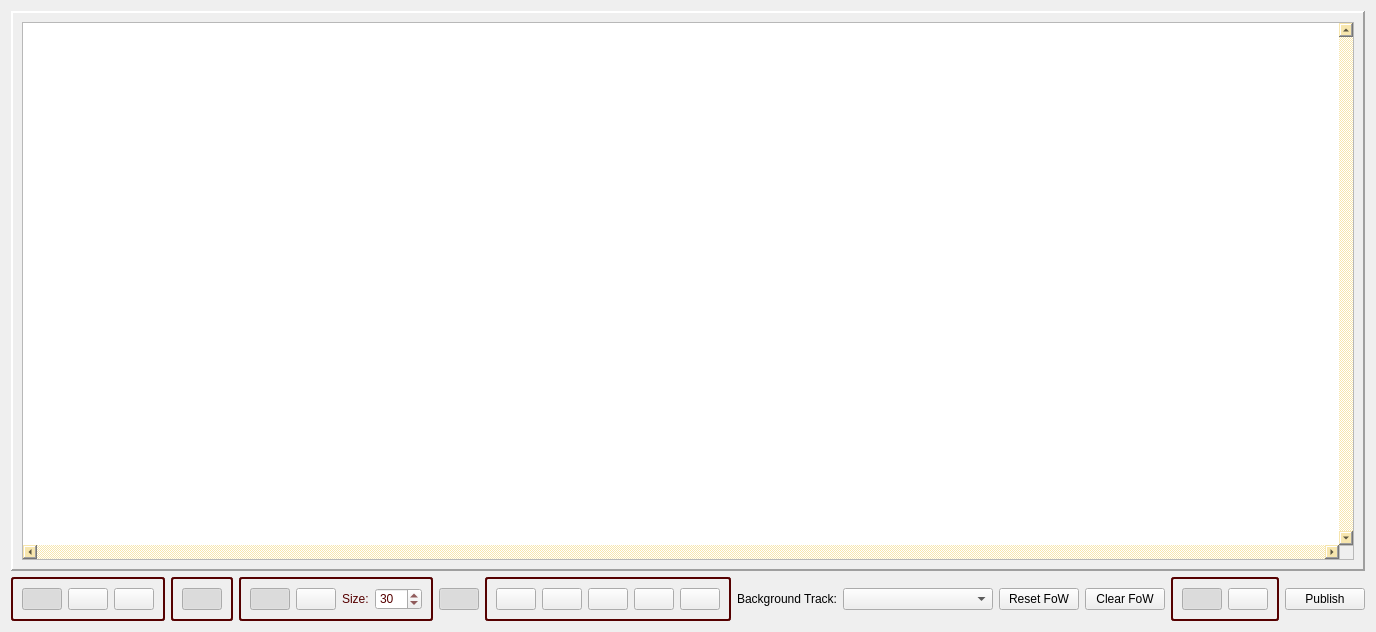
Before: the Qt Designer form DMHelper/src/mapframe.ui in MMetze/DMHelper, drawn with Qt 5.
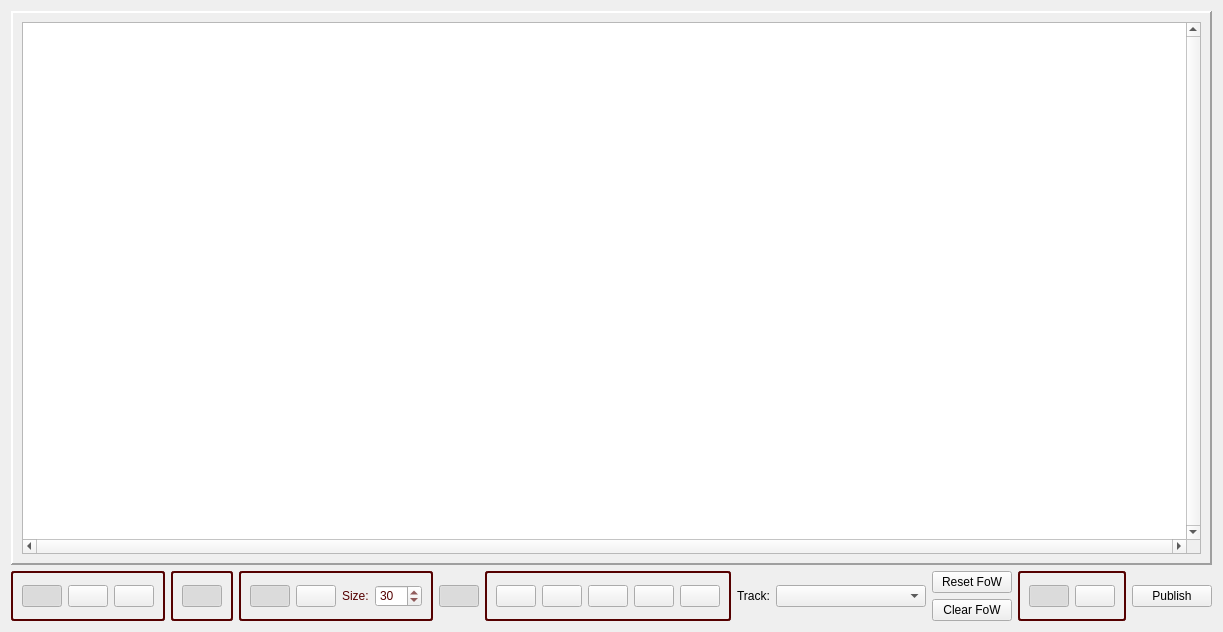
After: the same form once the commit is applied. Icons and pictures are not drawn.

The edit to the form file:
```diff
--- a/DMHelper/src/mapframe.ui
+++ b/DMHelper/src/mapframe.ui
@@ -30,13 +30,47 @@
 QToolBar{background-image: url(:/img/data/parchment.jpg);}
 QStatusBar{background-image: url(:/img/data/parchment.jpg);}
 QWidget{background-image: url(:/img/data/parchment.jpg);}
-QSplitter:handle{background: rgb(232, 199, 130);}
-QScrollArea{background: rgb(247, 230, 174);}
-QScrollBar{background: rgb(247, 230, 174);}
 QComboBox{background-image: url(:/img/data/parchment.jpg);}</string>
   </property>
-  <layout class="QGridLayout" name="gridLayout_3">
-   <item row="1" column="0">
+  <layout class="QVBoxLayout" name="verticalLayout_2">
+   <item>
+    <widget class="QFrame" name="frame">
+     <property name="sizePolicy">
+      <sizepolicy hsizetype="Expanding" vsizetype="Expanding">
+       <horstretch>0</horstretch>
+       <verstretch>0</verstretch>
+      </sizepolicy>
+     </property>
+     <property name="frameShape">
+      <enum>QFrame::Panel</enum>
+     </property>
+     <property name="frameShadow">
+      <enum>QFrame::Raised</enum>
+     </property>
+     <property name="lineWidth">
+      <number>2</number>
+     </property>
+     <layout class="QGridLayout" name="gridLayout">
+      <item row="0" column="1">
+       <widget class="QGraphicsView" name="graphicsView">
+        <property name="mouseTracking">
+         <bool>false</bool>
+        </property>
+        <property name="verticalScrollBarPolicy">
+         <enum>Qt::ScrollBarAlwaysOn</enum>
+        </property>
+        <property name="horizontalScrollBarPolicy">
+         <enum>Qt::ScrollBarAlwaysOn</enum>
+        </property>
+        <property name="interactive">
+         <bool>true</bool>
+        </property>
+       </widget>
+      </item>
+     </layout>
+    </widget>
+   </item>
+   <item>
     <layout class="QHBoxLayout" name="horizontalLayout">
      <item>
       <widget class="QGroupBox" name="groupBox">
@@ -433,7 +467,7 @@
      <item>
       <widget class="QLabel" name="label_2">
        <property name="text">
-        <string>Background Track:</string>
+        <string>Track:</string>
        </property>
       </widget>
      </item>
@@ -461,6 +495,8 @@
       </spacer>
      </item>
      <item>
+      <layout class="QVBoxLayout" name="verticalLayout">
+       <item>
       <widget class="QPushButton" name="btnResetFoW">
        <property name="text">
         <string>Reset FoW</string>
@@ -474,6 +510,8 @@
        </property>
       </widget>
      </item>
+      </layout>
+     </item>
      <item>
       <widget class="QGroupBox" name="groupBox_3">
        <property name="styleSheet">
@@ -542,43 +580,6 @@
      </item>
     </layout>
    </item>
-   <item row="0" column="0">
-    <widget class="QFrame" name="frame">
-     <property name="sizePolicy">
-      <sizepolicy hsizetype="Expanding" vsizetype="Expanding">
-       <horstretch>0</horstretch>
-       <verstretch>0</verstretch>
-      </sizepolicy>
-     </property>
-     <property name="frameShape">
-      <enum>QFrame::Panel</enum>
-     </property>
-     <property name="frameShadow">
-      <enum>QFrame::Raised</enum>
-     </property>
-     <property name="lineWidth">
-      <number>2</number>
-     </property>
-     <layout class="QGridLayout" name="gridLayout">
-      <item row="0" column="1">
-       <widget class="QGraphicsView" name="graphicsView">
-        <property name="mouseTracking">
-         <bool>false</bool>
-        </property>
-        <property name="verticalScrollBarPolicy">
-         <enum>Qt::ScrollBarAlwaysOn</enum>
-        </property>
-        <property name="horizontalScrollBarPolicy">
-         <enum>Qt::ScrollBarAlwaysOn</enum>
-        </property>
-        <property name="interactive">
-         <bool>true</bool>
-        </property>
-       </widget>
-      </item>
-     </layout>
-    </widget>
-   </item>
   </layout>
  </widget>
  <resources>
```
Left out of the diff: 4 changed lines with no effect on the pictures. Lines whose indentation alone changed are shown as unchanged.
